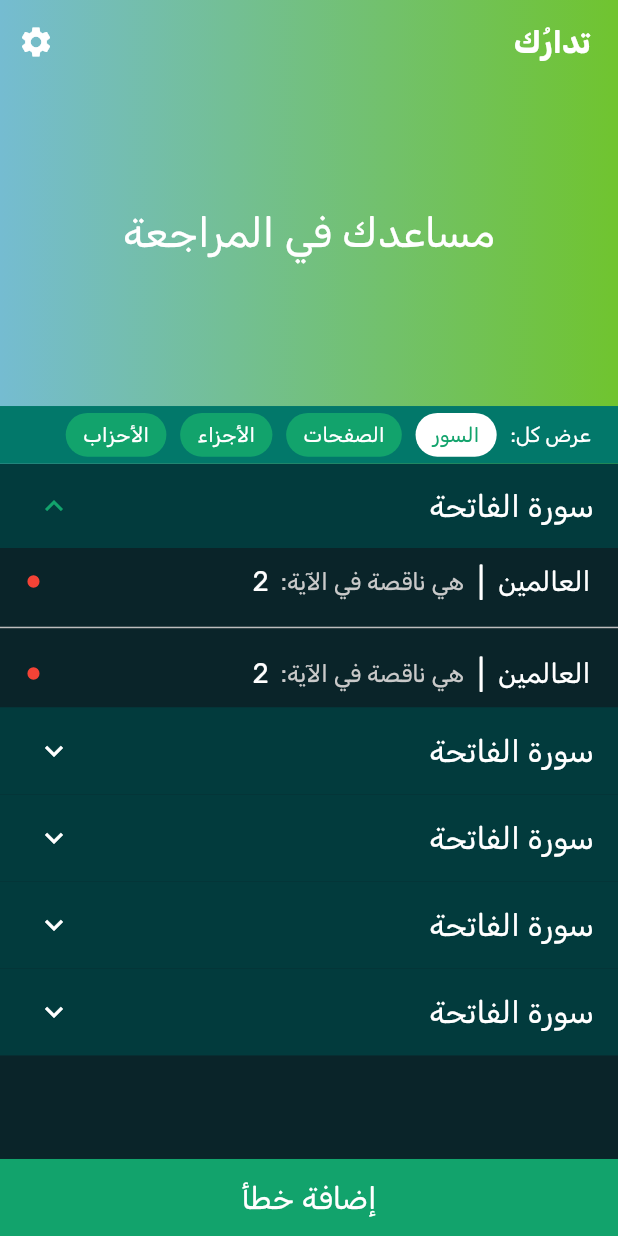
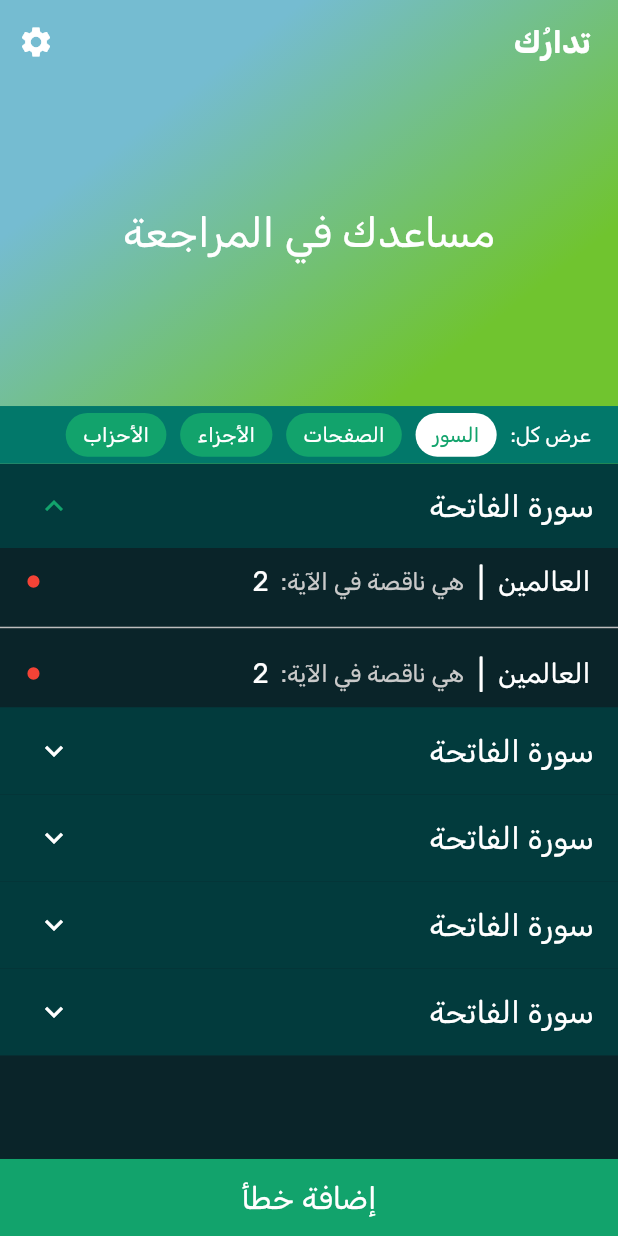
Before and after one commit to Kawarem/tadaruk.kawarem, a Flutter app: the screen it shows after launch, after a tap on "سورة الفاتحة", on a phone screen of 412 x 824 dp. Run offline on Flutter 3.47's test engine with Material 3 defaults, Android fonts, the phone set to English and light mode, and no system bars; our stand-ins replace bloc, equatable, flutter_bloc, flutter_screenutil, flutter_svg, get and 2 more; statements that could not run were skipped.

Commit message:
Add animation to app bar

```diff
--- /dev/null
+++ b/lib/modules/home_screen/animated_gradiant_container.dart
@@ -0,0 +1,78 @@
+import 'package:flutter/material.dart';
+
+class AnimatedGradiantContainer extends StatefulWidget {
+  final List<Color> colors;
+
+  const AnimatedGradiantContainer({super.key, required this.colors});
+
+  @override
+  State<AnimatedGradiantContainer> createState() => _AnimatedGradiantState();
+}
+
+class _AnimatedGradiantState extends State<AnimatedGradiantContainer>
+    with SingleTickerProviderStateMixin {
+  late AnimationController _controller;
+  late Animation<Alignment> _leftAlignmentAnimation;
+  late Animation<Alignment> _rightAlignmentAnimation;
+
+  @override
+  void initState() {
+    super.initState();
+    _controller =
+        AnimationController(vsync: this, duration: const Duration(seconds: 8));
+    _leftAlignmentAnimation = TweenSequence<Alignment>([
+      TweenSequenceItem<Alignment>(
+          tween: Tween<Alignment>(
+              begin: Alignment.centerLeft, end: Alignment.topCenter),
+          weight: 1),
+      TweenSequenceItem<Alignment>(
+          tween: Tween<Alignment>(
+              begin: Alignment.topCenter, end: Alignment.centerRight),
+          weight: 1),
+      TweenSequenceItem<Alignment>(
+          tween: Tween<Alignment>(
+              begin: Alignment.centerRight, end: Alignment.bottomCenter),
+          weight: 1),
+      TweenSequenceItem<Alignment>(
+          tween: Tween<Alignment>(
+              begin: Alignment.bottomCenter, end: Alignment.centerLeft),
+          weight: 1),
+    ]).animate(_controller);
+    _rightAlignmentAnimation = TweenSequence<Alignment>([
+      TweenSequenceItem<Alignment>(
+          tween: Tween<Alignment>(
+              begin: Alignment.centerRight, end: Alignment.bottomCenter),
+          weight: 1),
+      TweenSequenceItem<Alignment>(
+          tween: Tween<Alignment>(
+              begin: Alignment.bottomCenter, end: Alignment.centerLeft),
+          weight: 1),
+      TweenSequenceItem<Alignment>(
+          tween: Tween<Alignment>(
+              begin: Alignment.centerLeft, end: Alignment.topCenter),
+          weight: 1),
+      TweenSequenceItem<Alignment>(
+          tween: Tween<Alignment>(
+              begin: Alignment.topCenter, end: Alignment.centerRight),
+          weight: 1),
+    ]).animate(_controller);
+
+    _controller.repeat();
+  }
+
+  @override
+  Widget build(BuildContext context) {
+    return AnimatedBuilder(
+        animation: _controller,
+        builder: (context, _) {
+          return Container(
+            decoration: BoxDecoration(
+                gradient: LinearGradient(
+              colors: widget.colors,
+              begin: _leftAlignmentAnimation.value,
+              end: _rightAlignmentAnimation.value,
+            )),
+          );
+        });
+  }
+}
--- a/lib/modules/home_screen/expandable_app_bar/expandable_app_bar.dart
+++ b/lib/modules/home_screen/expandable_app_bar/expandable_app_bar.dart
@@ -3,6 +3,7 @@ import 'package:flutter_bloc/flutter_bloc.dart';
 import 'package:flutter_screenutil/flutter_screenutil.dart';
 import 'package:tadarok/app_bloc/app_bloc.dart';
 import 'package:tadarok/constants/components.dart';
+import 'package:tadarok/modules/home_screen/animated_gradiant_container.dart';
 import 'package:tadarok/modules/home_screen/expandable_app_bar/fade_animation.dart';
 import 'package:tadarok/modules/home_screen/home_screen.dart';
 
@@ -13,7 +14,8 @@ class ExpandableAppBar extends StatelessWidget {
   final double? toolbarHeight; // min height
   final Widget? expandedWidget; // widget to show when expanded
   final Widget? collapsedWidget; // widget to show when collapsed
-  final BoxDecoration? boxDecoration;
+  // final BoxDecoration? boxDecoration;
+  final List<Color>? colors;
   final Widget? leadingIcon;
   final List<Widget>? actions;
   final SliverList sliverList;
@@ -24,12 +26,13 @@ class ExpandableAppBar extends StatelessWidget {
       this.expandedHeight,
       this.toolbarHeight,
       this.expandedWidget,
-      this.boxDecoration,
+      // this.boxDecoration,
       this.collapsedWidget,
       this.leadingIcon,
       this.actions,
       required this.sliverList,
-      this.sliverBackgroundColor});
+      this.sliverBackgroundColor,
+      this.colors});
 
   late double _expandedHeight;
   late double _toolbarHeight;
@@ -63,13 +66,17 @@ class ExpandableAppBar extends StatelessWidget {
             return Stack(
               children: [
                 // background color, image or gradient
-                FadeAnimation(
-                  animation: animation,
-                  isExpandedWidget: true,
-                  child: Container(
-                    decoration: boxDecoration,
-                  ),
-                ),
+                if (colors != null)
+                  FadeAnimation(
+                      animation: animation,
+                      isExpandedWidget: true,
+                      child: AnimatedGradiantContainer(
+                        colors: colors!,
+                      )
+                      // Container(
+                      //   decoration: boxDecoration,
+                      // ),
+                      ),
                 // center big title
                 if (expandedWidget != null)
                   Center(
--- a/lib/modules/home_screen/home_screen.dart
+++ b/lib/modules/home_screen/home_screen.dart
@@ -29,9 +29,7 @@ class HomeScreen extends StatelessWidget {
             'مساعدك في المراجعة',
             style: Theme.of(context).textTheme.headlineLarge,
           ),
-          boxDecoration: const BoxDecoration(
-              gradient: LinearGradient(
-                  colors: [Color(0xff75BCD1), Color(0xff70C42F)])),
+          colors: const [Color(0xff75BCD1), Color(0xff70C42F)],
           collapsedWidget: Text(
             'تدارُك',
             style: Theme.of(context).appBarTheme.titleTextStyle,
```
